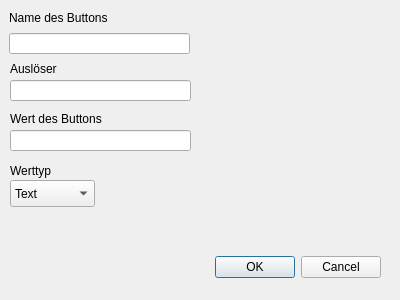
Qt form plugins/Commands/Keyboard/keyboardaddbuttondlg.ui (KDE/simon) before a commit.
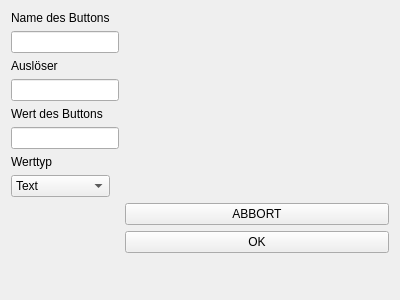
The same form after that commit. Custom widgets are drawn as their Qt base class.

Commit message: changed gui buttons in keyboardaddbuttondlg.ui, also added the funktion to open this dialog, maybe not compilable... hope u will excuse me for this.. in the moment i'm not able to figgure out the reason of this problem, //mario strametz

What changed in the file:
```diff
--- a/plugins/Commands/Keyboard/keyboardaddbuttondlg.ui
+++ b/plugins/Commands/Keyboard/keyboardaddbuttondlg.ui
@@ -13,113 +13,46 @@
   <property name="windowTitle">
    <string>Dialog</string>
   </property>
+  <layout class="QFormLayout" name="formLayout">
+   <item row="0" column="0">
   <widget class="QLabel" name="label">
-   <property name="geometry">
-    <rect>
-     <x>9</x>
-     <y>9</y>
-     <width>120</width>
-     <height>18</height>
-    </rect>
-   </property>
    <property name="text">
     <string>Name des Buttons</string>
    </property>
   </widget>
-  <widget class="KLineEdit" name="leName">
-   <property name="geometry">
-    <rect>
-     <x>9</x>
-     <y>33</y>
-     <width>181</width>
-     <height>21</height>
-    </rect>
-   </property>
-  </widget>
+   </item>
+   <item row="1" column="0">
+    <widget class="KLineEdit" name="leName"/>
+   </item>
+   <item row="2" column="0">
   <widget class="QLabel" name="label_2">
-   <property name="geometry">
-    <rect>
-     <x>10</x>
-     <y>60</y>
-     <width>56</width>
-     <height>18</height>
-    </rect>
-   </property>
    <property name="text">
     <string>Auslöser</string>
    </property>
   </widget>
-  <widget class="KLineEdit" name="leValue">
-   <property name="geometry">
-    <rect>
-     <x>10</x>
-     <y>130</y>
-     <width>181</width>
-     <height>21</height>
-    </rect>
-   </property>
-  </widget>
-  <widget class="QLabel" name="label_3">
-   <property name="geometry">
-    <rect>
-     <x>10</x>
-     <y>160</y>
-     <width>51</width>
-     <height>21</height>
-    </rect>
-   </property>
-   <property name="text">
-    <string>Werttyp</string>
-   </property>
-  </widget>
+   </item>
+   <item row="3" column="0">
+    <widget class="KLineEdit" name="leTrigger"/>
+   </item>
+   <item row="4" column="0">
   <widget class="QLabel" name="label_4">
-   <property name="geometry">
-    <rect>
-     <x>10</x>
-     <y>110</y>
-     <width>111</width>
-     <height>18</height>
-    </rect>
-   </property>
    <property name="text">
     <string>Wert des Buttons</string>
    </property>
   </widget>
-  <widget class="KLineEdit" name="leTrigger">
-   <property name="geometry">
-    <rect>
-     <x>10</x>
-     <y>80</y>
-     <width>181</width>
-     <height>21</height>
-    </rect>
-   </property>
-  </widget>
-  <widget class="QDialogButtonBox" name="buttonBox">
-   <property name="geometry">
-    <rect>
-     <x>200</x>
-     <y>250</y>
-     <width>181</width>
-     <height>34</height>
-    </rect>
-   </property>
-   <property name="orientation">
-    <enum>Qt::Horizontal</enum>
-   </property>
-   <property name="standardButtons">
-    <set>QDialogButtonBox::Cancel|QDialogButtonBox::Ok</set>
-   </property>
-  </widget>
+   </item>
+   <item row="5" column="0">
+    <widget class="KLineEdit" name="leValue"/>
+   </item>
+   <item row="6" column="0">
+    <widget class="QLabel" name="label_3">
+     <property name="text">
+      <string>Werttyp</string>
+     </property>
+    </widget>
+   </item>
+   <item row="7" column="0">
   <widget class="KComboBox" name="cbValueType">
-   <property name="geometry">
-    <rect>
-     <x>10</x>
-     <y>180</y>
-     <width>85</width>
-     <height>27</height>
-    </rect>
-   </property>
    <item>
     <property name="text">
      <string>Text</string>
@@ -131,6 +64,22 @@
     </property>
    </item>
   </widget>
+   </item>
+   <item row="8" column="1">
+    <widget class="KPushButton" name="pbAbbort">
+     <property name="text">
+      <string>ABBORT</string>
+     </property>
+    </widget>
+   </item>
+   <item row="9" column="1">
+    <widget class="KPushButton" name="pbOK">
+     <property name="text">
+      <string>OK</string>
+     </property>
+    </widget>
+   </item>
+  </layout>
  </widget>
  <customwidgets>
   <customwidget>
@@ -143,6 +92,11 @@
    <extends>QLineEdit</extends>
    <header>klineedit.h</header>
   </customwidget>
+  <customwidget>
+   <class>KPushButton</class>
+   <extends>QPushButton</extends>
+   <header>kpushbutton.h</header>
+  </customwidget>
  </customwidgets>
  <resources/>
  <connections>
```
Left out of the diff: 37 changed lines with no effect on the pictures. Lines whose indentation alone changed are shown as unchanged. The commit also changes 4 other files.
